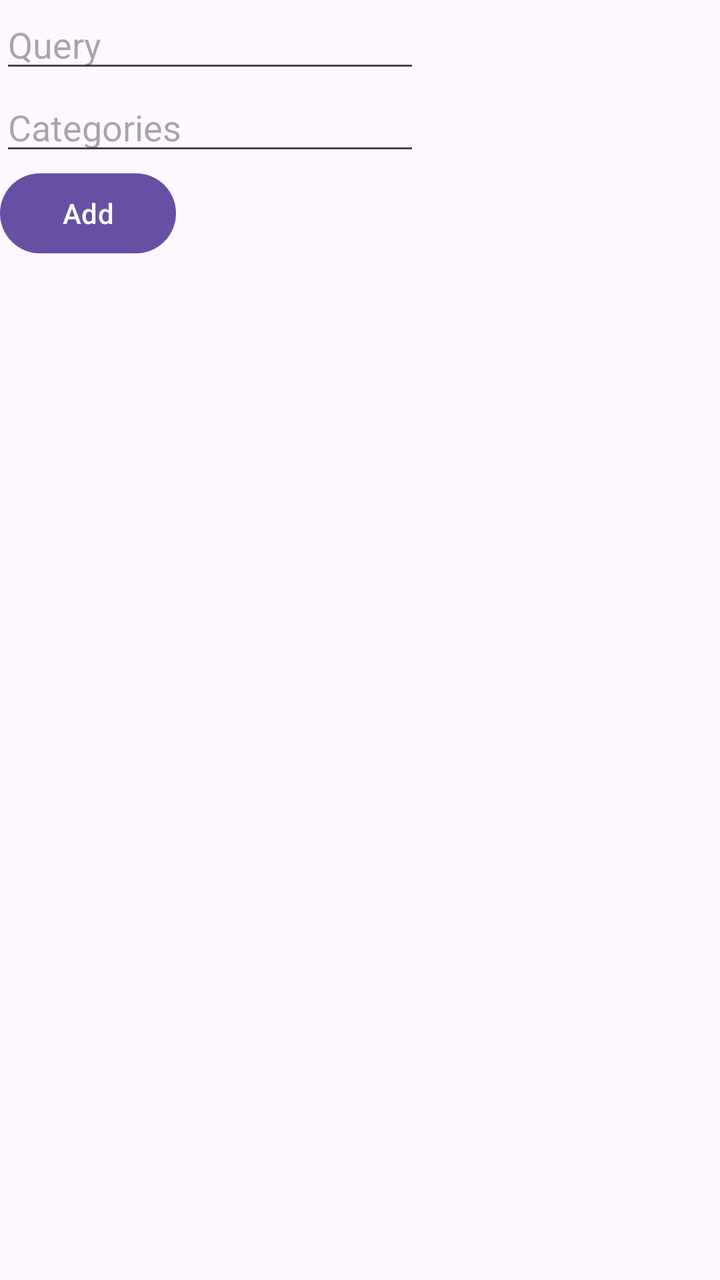
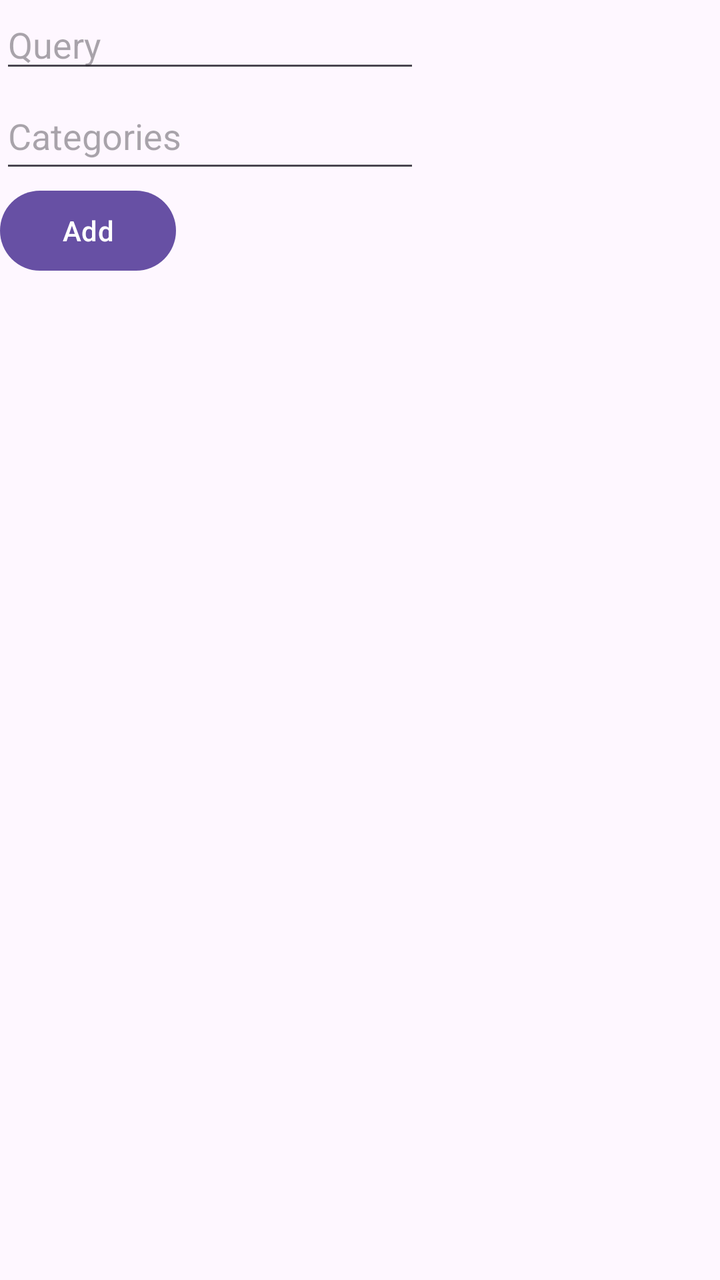

Two renders of the same Android screen: before a commit and after it. Below are the layout's source before the change and the commit's diff.
<!-- AndroidManifest.xml: application theme Theme._3130_grp8_app -->
<!-- res/layout/activity_add_preferred_product.xml -->
<?xml version="1.0" encoding="utf-8"?>
<androidx.constraintlayout.widget.ConstraintLayout xmlns:android="http://schemas.android.com/apk/res/android"
    xmlns:app="http://schemas.android.com/apk/res-auto"
    android:id="@+id/addPreferredProductMain"
    android:layout_width="match_parent"
    android:layout_height="match_parent">

    <EditText
        android:id="@+id/editPreferredProductQueryEditText"
        android:layout_width="wrap_content"
        android:layout_height="wrap_content"
        android:ems="10"
        android:hint="Query"
        android:inputType="text"
        app:layout_constraintStart_toStartOf="parent"
        app:layout_constraintTop_toTopOf="parent" />

    <EditText
        android:id="@+id/editPreferredProductCategoriesEditText"
        android:layout_width="wrap_content"
        android:layout_height="wrap_content"
        android:ems="10"
        android:hint="Categories"
        android:inputType="text"
        app:layout_constraintStart_toStartOf="parent"
        app:layout_constraintTop_toBottomOf="@id/editPreferredProductQueryEditText" />

    <Button
        android:id="@+id/editPreferredProductButton"
        android:layout_width="wrap_content"
        android:layout_height="wrap_content"
        android:text="Add"
        app:layout_constraintStart_toStartOf="parent"
        app:layout_constraintTop_toBottomOf="@id/editPreferredProductCategoriesEditText" />
</androidx.constraintlayout.widget.ConstraintLayout>
<!-- resources referenced by this layout -->
<resources>
  <style name="Theme._3130_grp8_app" parent="Base.Theme._3130_grp8_app" />
  <style name="Base.Theme._3130_grp8_app" parent="Theme.Material3.DayNight.NoActionBar">
          
          
      </style>
</resources>

<!-- the commit's change to res/layout/activity_add_preferred_product.xml (unified diff, before → after) -->
@@ -6,7 +6,7 @@
     android:layout_height="match_parent">
 
     <EditText
-        android:id="@+id/editPreferredProductQueryEditText"
+        android:id="@+id/addPreferredProductQueryEditText"
         android:layout_width="wrap_content"
         android:layout_height="wrap_content"
         android:ems="10"
@@ -16,20 +16,20 @@
         app:layout_constraintTop_toTopOf="parent" />
 
     <EditText
-        android:id="@+id/editPreferredProductCategoriesEditText"
+        android:id="@+id/addPreferredProductCategoriesEditText"
         android:layout_width="wrap_content"
-        android:layout_height="wrap_content"
+        android:layout_height="50dp"
         android:ems="10"
         android:hint="Categories"
         android:inputType="text"
         app:layout_constraintStart_toStartOf="parent"
-        app:layout_constraintTop_toBottomOf="@id/editPreferredProductQueryEditText" />
+        app:layout_constraintTop_toBottomOf="@id/addPreferredProductQueryEditText" />
 
     <Button
-        android:id="@+id/editPreferredProductButton"
+        android:id="@+id/addPreferredProductButton"
         android:layout_width="wrap_content"
         android:layout_height="wrap_content"
         android:text="Add"
         app:layout_constraintStart_toStartOf="parent"
-        app:layout_constraintTop_toBottomOf="@id/editPreferredProductCategoriesEditText" />
+        app:layout_constraintTop_toBottomOf="@id/addPreferredProductCategoriesEditText" />
 </androidx.constraintlayout.widget.ConstraintLayout>
